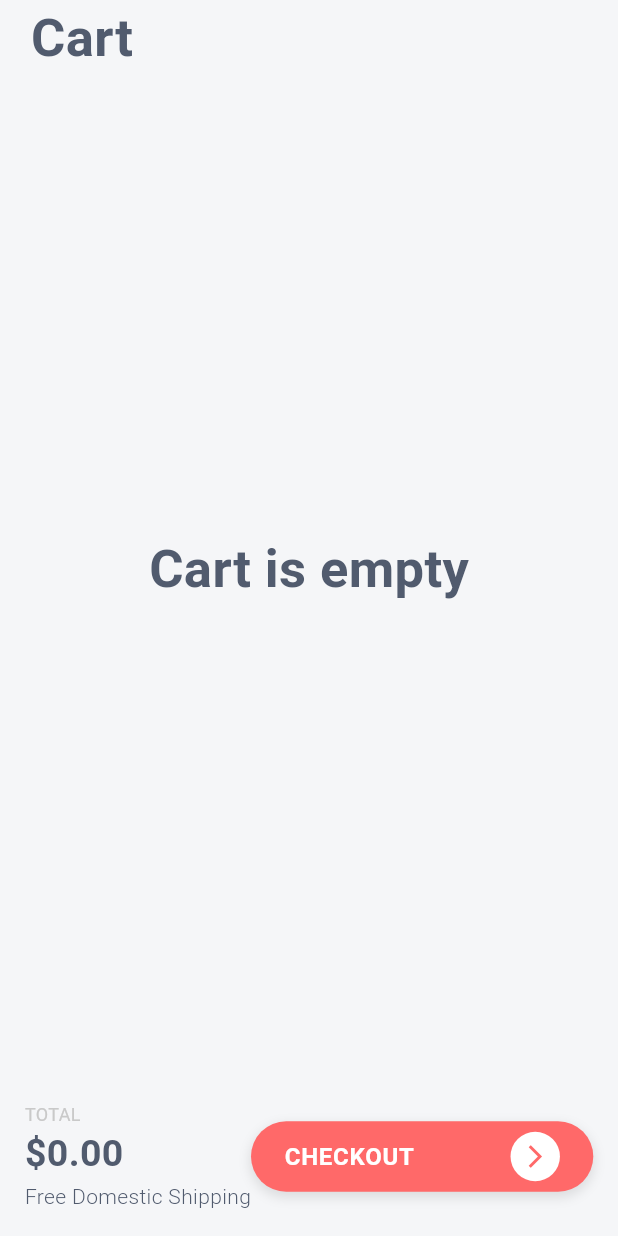
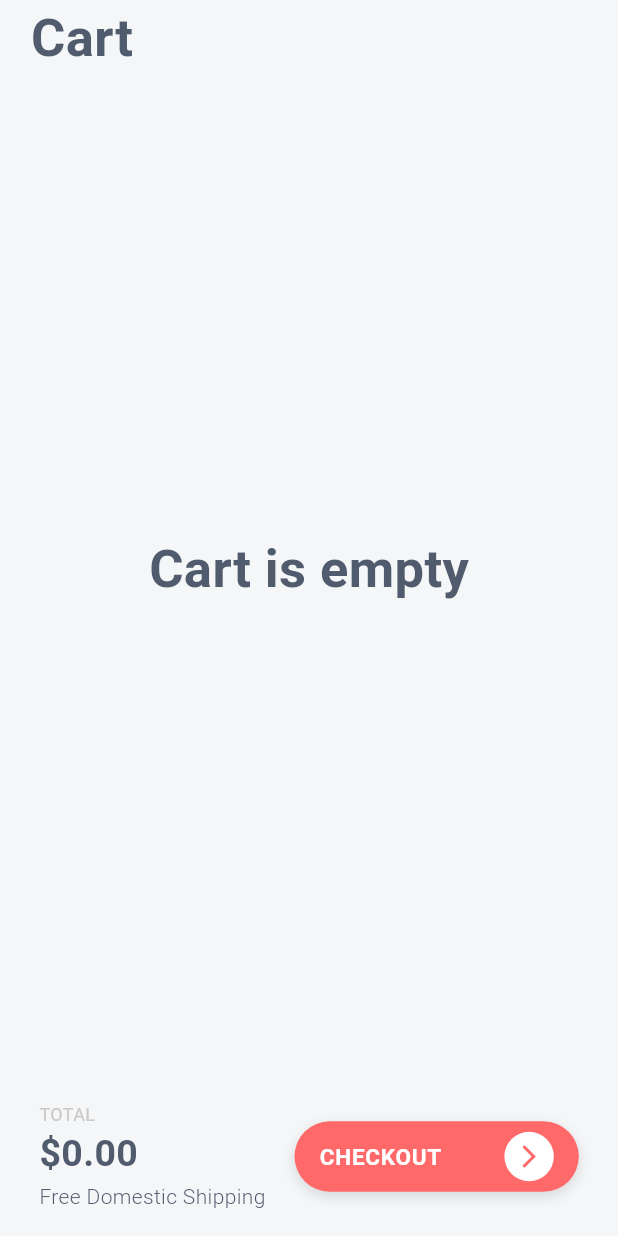
Before and after one commit to TASH-8/e_commerce_app, a Flutter app: the CartScreen screen opened by its route, on a phone screen of 412 x 824 dp. Run offline on Flutter 3.47's test engine with Material 3 defaults, Android fonts, the light colour scheme and no system bars; drawn by our look-alikes of auto_size_text; our stand-ins replace bloc, equatable, flutter_bloc, flutter_svg, go_router, smooth_page_indicator.

Commit message:
solving some overflow problem in the cart screen

```diff
--- a/lib/features/cart/presentation/widgets/addItem_btn.dart
+++ b/lib/features/cart/presentation/widgets/addItem_btn.dart
@@ -18,10 +18,10 @@ class AddItemBtn extends StatelessWidget {
       style: IconButton.styleFrom(
         backgroundColor: ColorManger
             .greyCustom, // Background color
-        padding: EdgeInsets.all(
+        padding: const EdgeInsets.all(
           1,
         ), // Reduce padding to make the button smaller
-        minimumSize: Size(
+        minimumSize: const Size(
           20,
           20,
         ), // Set a smaller minimum size for the button
--- a/lib/features/cart/presentation/widgets/cart_list.dart
+++ b/lib/features/cart/presentation/widgets/cart_list.dart
@@ -18,7 +18,7 @@ class CartList extends StatelessWidget {
       builder: (context, state) {
         if (state.status == CartStatus.loaded && state.items.isNotEmpty) {
           return SizedBox(
-            height: screenHeight * 0.7,
+            height: screenHeight * 0.7, // Adjust height as needed
             child: ListView.builder(
               itemCount: state.items.length,
               itemBuilder: (context, index) {
--- a/lib/features/cart/presentation/widgets/cart_price_checkout.dart
+++ b/lib/features/cart/presentation/widgets/cart_price_checkout.dart
@@ -4,7 +4,7 @@ import 'package:e_commerce_app/core/theming/text_styles.dart';
 import 'package:e_commerce_app/core/utils/constants.dart';
 import 'package:e_commerce_app/features/cart/presentation/blocs/bloc/cart_bloc.dart';
 import 'package:e_commerce_app/features/cart/presentation/blocs/bloc/cart_state.dart';
-import 'package:e_commerce_app/features/product/presentation/widgets/custom_icon_for_share_add_btns.dart';
+import 'package:e_commerce_app/features/cart/presentation/widgets/checkout_btn.dart';
 import 'package:flutter/material.dart';
 import 'package:flutter_bloc/flutter_bloc.dart';
 
@@ -28,7 +28,8 @@ class CartPriceAndCheckout extends StatelessWidget {
           return Row(
             mainAxisAlignment: MainAxisAlignment.spaceAround,
             children: [
-              Column(
+              Flexible(
+                child: Column(
                   crossAxisAlignment: CrossAxisAlignment.start,
                   children: [
                     const AutoSizeText(
@@ -48,7 +49,8 @@ class CartPriceAndCheckout extends StatelessWidget {
                     ),
                   ],
                 ),
-              CheckoutBtn(),
+              ),
+              const CheckoutBtn(),
             ],
           );
         },
@@ -56,56 +58,3 @@ class CartPriceAndCheckout extends StatelessWidget {
     );
   }
 }
-
-class CheckoutBtn extends StatelessWidget {
-  const CheckoutBtn({
-    super.key,
-  });
-
-  @override
-  Widget build(BuildContext context) {
-    final screenWidth = MediaQuery.of(context).size.width;
-    final screenHeight = MediaQuery.of(context).size.height;
-    return Flexible(
-      child: Container(
-        height: screenHeight * 0.057,
-        padding: EdgeInsets.symmetric(
-          horizontal: screenWidth * 0.02,
-        ),
-        decoration: BoxDecoration(
-          color: ColorManger.redAccentCustom,
-          borderRadius: BorderRadius.circular(screenWidth * 0.075),
-          boxShadow: [
-            BoxShadow(
-              color: ColorManger.black.withOpacity(0.1),
-              spreadRadius: 1,
-              blurRadius: screenWidth * 0.015,
-              offset: const Offset(0, 3),
-            ),
-          ],
-        ),
-        child: Row(
-          mainAxisAlignment: MainAxisAlignment.spaceAround,
-          children: [
-            const Flexible(
-              child: AutoSizeText(
-                Constants.CHECKOUT,
-                style: TextStyles.font16WhiteExtraBoldSpacingHalf,
-                maxLines: 1,
-                overflow: TextOverflow.ellipsis,
-              ),
-            ),
-            SizedBox(width: screenWidth * 0.02),
-            CustomIcon(
-              icon: Icons.arrow_forward_ios,
-              iconColor: ColorManger.redAccentCustom,
-              iconBackgroundColor: ColorManger.white,
-              screenWidth: screenWidth,
-              screenHeight: screenHeight,
-            ),
-          ],
-        ),
-      ),
-    );
-  }
-}
--- a/lib/features/cart/presentation/widgets/checkout_btn.dart
+++ b/lib/features/cart/presentation/widgets/checkout_btn.dart
@@ -44,12 +44,14 @@ class CheckoutBtn extends StatelessWidget {
               ),
             ),
             SizedBox(width: screenWidth * 0.02),
-            CustomIcon(
-              icon: Icons.arrow_forward_ios,
-              iconColor: ColorManger.redAccentCustom,
-              iconBackgroundColor: ColorManger.white,
-              screenWidth: screenWidth,
-              screenHeight: screenHeight,
+            Flexible(
+              child: CustomIcon(
+                icon: Icons.arrow_forward_ios,
+                iconColor: ColorManger.redAccentCustom,
+                iconBackgroundColor: ColorManger.white,
+                screenWidth: screenWidth,
+                screenHeight: screenHeight,
+              ),
             ),
           ],
         ),
```
Also changed, not shown: lib/features/cart/presentation/widgets/cart_items.dart (+23 -18 lines). Lines whose indentation alone changed are shown as unchanged.
